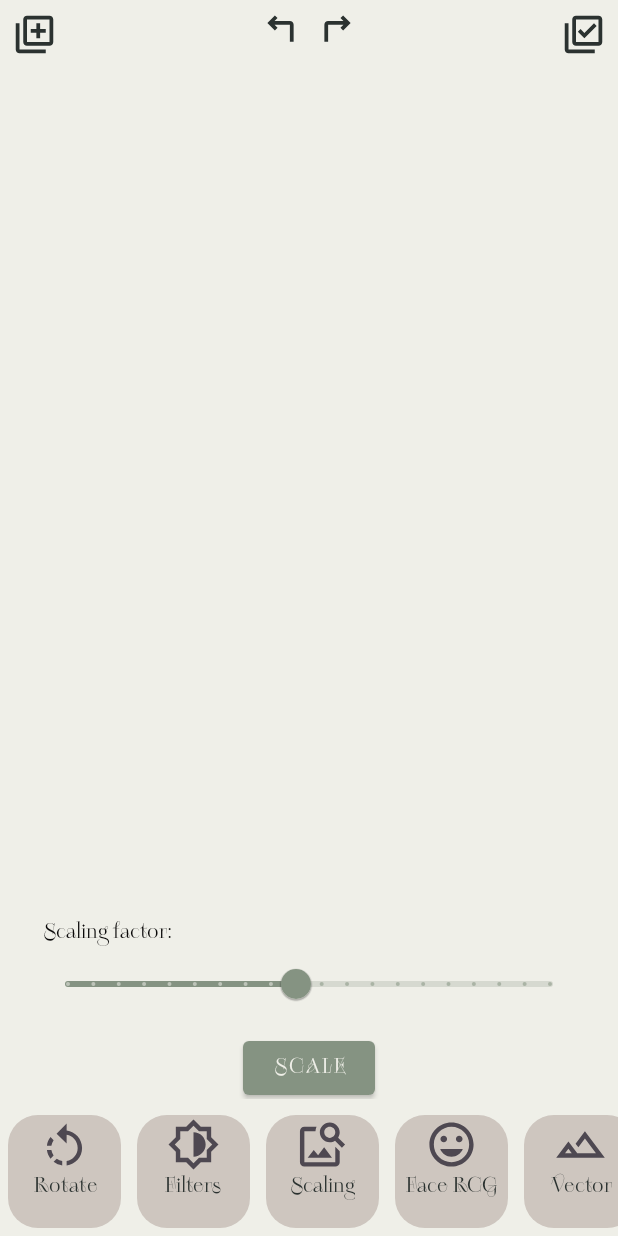
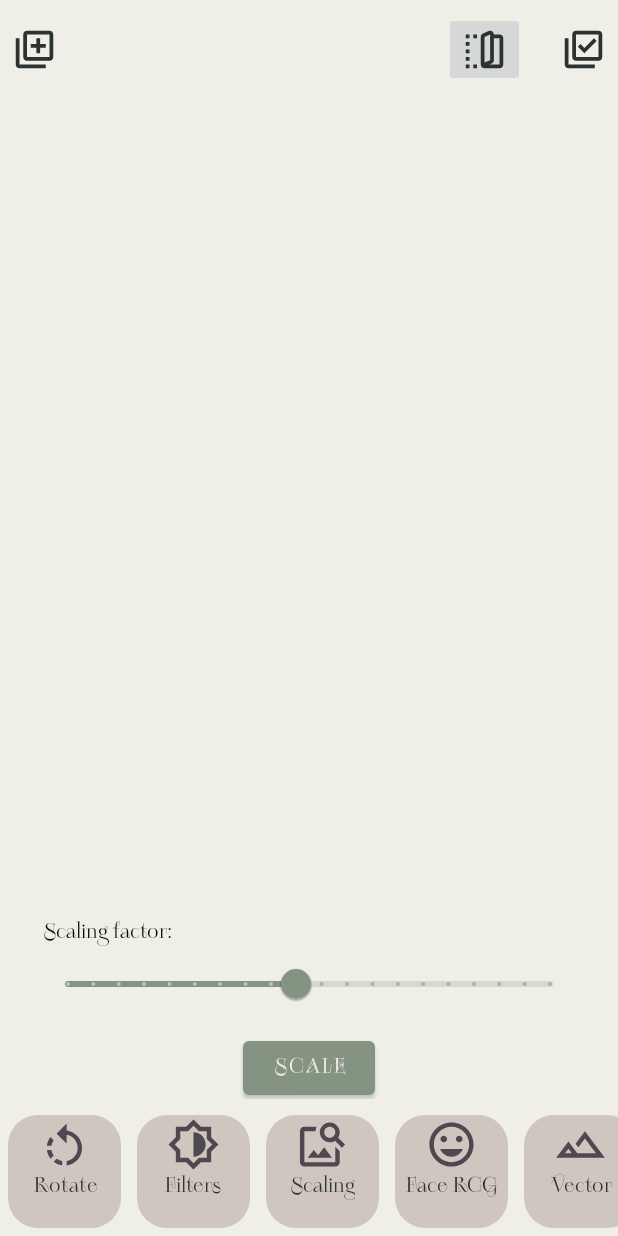
Before and after one commit to sslonixxx/photoEditor, an Android app: the RotationFragment screen opened through its navigation route, after a tap on "Scaling", on a phone screen of 412 x 824 dp. Run offline under Robolectric (Android 15) with nearby library versions, the phone set to English and light mode, and no system bars; libraries missing offline, so code that uses them is left out: com.github.dhaval2404.imagepicker; 1 statement that could not run was skipped.

Commit message:
add compare button

```diff
--- a/app/src/main/java/com/example/photoeditor/MainActivity.kt
+++ b/app/src/main/java/com/example/photoeditor/MainActivity.kt
@@ -4,10 +4,12 @@ import android.Manifest.permission.READ_EXTERNAL_STORAGE
 import android.Manifest.permission.READ_MEDIA_IMAGES
 import android.Manifest.permission.READ_MEDIA_VIDEO
 import android.Manifest.permission.READ_MEDIA_VISUAL_USER_SELECTED
+import android.annotation.SuppressLint
 import android.app.Activity
 import android.content.ContentValues
 import android.graphics.Bitmap
 import android.graphics.Canvas
+import android.graphics.drawable.Drawable
 import android.os.Build
 import android.os.Bundle
 import android.os.Environment
@@ -40,6 +42,7 @@ class MainActivity : AppCompatActivity() {
         setupRecyclerView(navController)
     }
 
+    @SuppressLint("ClickableViewAccessibility")
     override fun onStart() {
         super.onStart()
         val imageView = binding.imageView
@@ -68,11 +71,13 @@ class MainActivity : AppCompatActivity() {
         }
 
         binding.saveButton.setOnClickListener {
-            val bitmap = Bitmap.createBitmap(imageView.width, imageView.height, Bitmap.Config.ARGB_8888)
+            val bitmap =
+                Bitmap.createBitmap(imageView.width, imageView.height, Bitmap.Config.ARGB_8888)
             val canvas = Canvas(bitmap)
             imageView.draw(canvas)
             saveImageToGallery(bitmap)
         }
+
 
     }
 
@@ -121,15 +126,13 @@ class MainActivity : AppCompatActivity() {
                     bitmap.compress(Bitmap.CompressFormat.PNG, 100, outputStream)
                 }
                 Toast.makeText(this, "Image saved to gallery", Toast.LENGTH_SHORT).show()
-                Toast.makeText(this, resolutionText, Toast.LENGTH_SHORT).show() // Добавляем текст с разрешением
+                Toast.makeText(this, resolutionText, Toast.LENGTH_SHORT)
+                    .show() // Добавляем текст с разрешением
             }
         } catch (e: IOException) {
             e.printStackTrace()
         }
     }
-
-
-
 
 
     private fun getPermission() {
--- a/app/src/main/java/com/example/photoeditor/ui/rotation/RotationFragment.kt
+++ b/app/src/main/java/com/example/photoeditor/ui/rotation/RotationFragment.kt
@@ -1,9 +1,12 @@
 package com.example.photoeditor.ui.rotation
 
+import android.annotation.SuppressLint
 import android.graphics.Bitmap
 import android.graphics.drawable.BitmapDrawable
+import android.graphics.drawable.Drawable
 import android.os.Bundle
 import android.view.LayoutInflater
+import android.view.MotionEvent
 import android.view.View
 import android.view.ViewGroup
 import android.widget.ImageView
@@ -17,21 +20,32 @@ import kotlinx.coroutines.withContext
 
 class RotationFragment : Fragment() {
 
-    private var _binding: FragmentRotationBinding? = null
-    private val binding get() = _binding!!
+    private lateinit var binding: FragmentRotationBinding
+    lateinit var imageView: ImageView
 
     override fun onCreateView(
         inflater: LayoutInflater,
         container: ViewGroup?,
         savedInstanceState: Bundle?
     ): View {
+        binding = FragmentRotationBinding.inflate(inflater, container, false)
+        val root: View = binding.root
+        return root
+    }
 
-        _binding = FragmentRotationBinding.inflate(inflater, container, false)
-        val root: View = binding.root
-        val imageView = activity?.findViewById<ImageView>(R.id.imageView)!!
+    @SuppressLint("ClickableViewAccessibility")
+    override fun onViewCreated(view: View, savedInstanceState: Bundle?) {
+        super.onViewCreated(view, savedInstanceState)
+
+        imageView = activity?.findViewById(R.id.imageView)!!
+        val compareButton = activity?.findViewById<ImageView>(R.id.compareButton)!!
+
+        val originalImage = imageView.drawable
+        var currentImage: Drawable? = null
+
         val slider = binding.slider
-        var previousSliderValue = slider.value // Сохраняем изначальное значение слайдера
         val matrix = getPixelsFromImageView(imageView)
+
         slider.addOnChangeListener { _, value, _ ->
             if (matrix != null) {
                 CoroutineScope(Dispatchers.Main).launch {
@@ -61,22 +75,31 @@ class RotationFragment : Fragment() {
                         }
                     }
                     imageView.setImageBitmap(transposedBitmap)
+                    currentImage = imageView.drawable
+
                 }
             }
         }
-        return root
+        compareButton.setOnTouchListener { view, motionEvent ->
+            when (motionEvent.action) {
+                MotionEvent.ACTION_DOWN -> {
+                    imageView.setImageDrawable(originalImage)
+                }
+
+                MotionEvent.ACTION_UP -> {
+                    imageView.setImageDrawable(currentImage)
+                }
+            }
+            true
+        }
     }
 
-
-    fun getPixelsFromImageView(imageView: ImageView): Array<IntArray>? {
+    private fun getPixelsFromImageView(imageView: ImageView): Array<IntArray>? {
         val drawable = imageView.drawable
-        // Проверяем, является ли Drawable экземпляром BitmapDrawable
         if (drawable is BitmapDrawable) {
-            // Получаем битмапу изображения
             val bitmap = drawable.bitmap
             val width = bitmap.width
             val height = bitmap.height
-            // Создаем матрицу для хранения пикселей
             val pixels = Array(height) { IntArray(width) }
             for (y in 0 until height) {
                 for (x in 0 until width) {
@@ -88,11 +111,9 @@ class RotationFragment : Fragment() {
         return null
     }
 
-
-    fun transposePixelsMatrixby270(matrix: Array<IntArray>): Array<IntArray> {
+    private fun transposePixelsMatrixby270(matrix: Array<IntArray>): Array<IntArray> {
         val rows = matrix.size
         val cols = matrix[0].size
-        // Создаем новую матрицу для транспонированных пикселей
         val transposedMatrix = Array(cols) { IntArray(rows) }
         for (i in 0 until rows) {
             for (j in 0 until cols) {
@@ -102,11 +123,9 @@ class RotationFragment : Fragment() {
         return transposedMatrix
     }
 
-
-    fun transposePixelsMatrixby90(matrix: Array<IntArray>): Array<IntArray> {
+    private fun transposePixelsMatrixby90(matrix: Array<IntArray>): Array<IntArray> {
         val rows = matrix.size
         val cols = matrix[0].size
-        // Создаем новую матрицу для транспонированных пикселей
         val transposedMatrix = Array(cols) { IntArray(rows) }
         for (i in 0 until rows) {
             for (j in 0 until cols) {
@@ -128,20 +147,15 @@ class RotationFragment : Fragment() {
         return rotatedMatrix
     }
 
-    fun createBitmapFromMatrix(matrix: Array<IntArray>): Bitmap {
+    private fun createBitmapFromMatrix(matrix: Array<IntArray>): Bitmap {
         val rows = matrix.size
         val cols = matrix[0].size
         val bitmap = Bitmap.createBitmap(cols, rows, Bitmap.Config.ARGB_8888)
         for (i in 0 until rows) {
             for (j in 0 until cols) {
-                bitmap.setPixel(j, i, matrix[i][j]) // Пиксели не отражаются
+                bitmap.setPixel(j, i, matrix[i][j])
             }
         }
         return bitmap
     }
-
-    override fun onDestroyView() {
-        super.onDestroyView()
-        _binding = null
-    }
 }
--- a/app/src/main/java/com/example/photoeditor/ui/scaling/ScalingFragment.kt
+++ b/app/src/main/java/com/example/photoeditor/ui/scaling/ScalingFragment.kt
@@ -1,9 +1,12 @@
 package com.example.photoeditor.ui.scaling
 
+import android.annotation.SuppressLint
 import android.graphics.Bitmap
 import android.graphics.Color
+import android.graphics.drawable.Drawable
 import android.os.Bundle
 import android.view.LayoutInflater
+import android.view.MotionEvent
 import android.view.View
 import android.view.View.MeasureSpec
 import android.view.ViewGroup
@@ -15,18 +18,28 @@ import com.example.photoeditor.databinding.FragmentScalingBinding
 @Suppress("DEPRECATION")
 class ScalingFragment : Fragment() {
 
-    private var _binding: FragmentScalingBinding? = null
-    private val binding get() = _binding!!
+    private lateinit var binding: FragmentScalingBinding
     lateinit var imageView: ImageView
     override fun onCreateView(
         inflater: LayoutInflater,
         container: ViewGroup?,
         savedInstanceState: Bundle?
     ): View {
+        binding = FragmentScalingBinding.inflate(inflater, container, false)
+        val root: View = binding.root
+        return root
+    }
 
-        _binding = FragmentScalingBinding.inflate(inflater, container, false)
-        val root: View = binding.root
+    @SuppressLint("ClickableViewAccessibility")
+    override fun onViewCreated(view: View, savedInstanceState: Bundle?) {
+        super.onViewCreated(view, savedInstanceState)
+
         imageView = activity?.findViewById(R.id.imageView)!!
+        val compareButton = activity?.findViewById<ImageView>(R.id.compareButton)!!
+
+        val originalImage = imageView.drawable
+        var currentImage: Drawable? = null
+
         val slider = binding.slider
         val button = binding.scalingButton
         imageView.setDrawingCacheEnabled(true)
@@ -55,40 +68,41 @@ class ScalingFragment : Fragment() {
                 savedImage = newImage;
                 imageView.setImageBitmap(savedImage)
             }
+            currentImage = imageView.drawable
 
         }
-        return root
+        compareButton.setOnTouchListener { view, motionEvent ->
+            when (motionEvent.action) {
+                MotionEvent.ACTION_DOWN -> {
+                    imageView.setImageDrawable(originalImage)
+                }
+
+                MotionEvent.ACTION_UP -> {
+                    imageView.setImageDrawable(currentImage)
+
+                }
+            }
+            true
+        }
     }
 
-    fun bilinearInterpolation(bitmap: Bitmap, k: Float): Bitmap {
+
+    private fun bilinearInterpolation(bitmap: Bitmap, k: Float): Bitmap {
         val width = bitmap.width
         val height = bitmap.height
         val newWidth = (width * k).toInt()
         val newHeight = (height * k).toInt()
-        val resultBitmap = Bitmap.createBitmap(
-            newWidth,
-            newHeight,
-            Bitmap.Config.ARGB_8888
-        ) // новый Bitmap, куда мы будем записывать результаты интерполяции
+        val resultBitmap = Bitmap.createBitmap(newWidth, newHeight, Bitmap.Config.ARGB_8888) // новый Bitmap, куда мы будем записывать результаты интерполяции
 
         val pixels = IntArray(width * height)
-        bitmap.getPixels(
-            pixels,
-            0,
-            width,
-            0,
-            0,
-            width,
-            height
-        ) //массив, содержащий пиксели исходного изображения
+        bitmap.getPixels(pixels, 0, width, 0, 0, width, height) //массив, содержащий пиксели исходного изображения
 
         for (y in 0 until newHeight) { //Внешний цикл проходит по каждой строке пикселей в новом изображении
             val srcY = y / k
             val yFloor = srcY.toInt() //левый пиксель в квадрате 2x2
             val yCeil = (srcY + 1).toInt()
                 .coerceAtMost(height - 1) // координаты соседних пикселей, которые составляют квадрат 2x2
-            val yWeight =
-                srcY - yFloor //дробные части координат, которые будут использоваться в весовых коэффициентах для интерполяции
+            val yWeight = srcY - yFloor //дробные части координат, которые будут использоваться в весовых коэффициентах для интерполяции
 
             for (x in 0 until newWidth) { //Внутренний цикл проходит по каждому столбцу пикселей в новом изображении
                 val srcX = x / k
@@ -119,18 +133,13 @@ class ScalingFragment : Fragment() {
                         Color.red(p3) * (1 - xWeight) * yWeight +
                         Color.red(p4) * xWeight * yWeight).toInt()
 
-                resultBitmap.setPixel(
-                    x,
-                    y,
-                    Color.rgb(red, green, blue)
-                ) //Установка нового цвета пикселя
+                resultBitmap.setPixel(x, y, Color.rgb(red, green, blue)) //Установка нового цвета пикселя
             }
         }
-
         return resultBitmap
     }
 
-    fun generateMipmaps(bitmap: Bitmap): List<Bitmap> {
+    private fun generateMipmaps(bitmap: Bitmap): List<Bitmap> {
         val mipmaps = mutableListOf<Bitmap>() // список для хранения всех уровней mipmaps
         var currentBitmap = bitmap // текущее изображение, начиная с исходного
 
@@ -146,7 +155,7 @@ class ScalingFragment : Fragment() {
         return mipmaps
     }
 
-    fun trilinearInterpolation(bitmap: Bitmap, k: Float): Bitmap {
+    private fun trilinearInterpolation(bitmap: Bitmap, k: Float): Bitmap {
         // Генерация mipmap
         val mipmaps = generateMipmaps(bitmap)
 
@@ -180,20 +189,14 @@ class ScalingFragment : Fragment() {
 
                 // Интерполяция цветовых каналов
                 val red = (Color.red(color1) * (1 - alpha) + Color.red(color2) * alpha).toInt()
-                val green =
-                    (Color.green(color1) * (1 - alpha) + Color.green(color2) * alpha).toInt()
+                val green = (Color.green(color1) * (1 - alpha) + Color.green(color2) * alpha).toInt()
                 val blue = (Color.blue(color1) * (1 - alpha) + Color.blue(color2) * alpha).toInt()
 
                 // Установка нового цвета пикселя
                 resultBitmap.setPixel(x, y, Color.rgb(red, green, blue))
             }
         }
-
         return resultBitmap
     }
 
-    override fun onDestroyView() {
-        super.onDestroyView()
-        _binding = null
-    }
 }
--- /dev/null
+++ b/app/src/main/res/drawable/devices_fold.xml
@@ -0,0 +1,19 @@
+<vector xmlns:android="http://schemas.android.com/apk/res/android" android:height="30dp" android:viewportHeight="24" android:viewportWidth="24" android:width="30dp">
+
+    <path android:fillColor="@color/woodsmoke" android:pathData="M20,4.001H17C17,2.561 15.53,1.601 14.21,2.161L11.21,3.451C10.48,3.761 10,4.491 10,5.291V20.001C10,21.101 10.9,22.001 12,22.001H20C21.1,22.001 22,21.101 22,20.001V6.001C22,4.901 21.1,4.001 20,4.001ZM15,17.681L12,18.971V5.291L15,4.001V17.681ZM20,20.001H14.67L15.79,19.521C16.52,19.201 17,18.481 17,17.681V6.001H20V20.001Z"/>
+
+    <path android:fillColor="@color/woodsmoke" android:pathData="M4,4.001H2V6.001H4V4.001Z"/>
+
+    <path android:fillColor="@color/woodsmoke" android:pathData="M4,20.001H2V22.001H4V20.001Z"/>
+
+    <path android:fillColor="@color/woodsmoke" android:pathData="M4,16.001H2V18.001H4V16.001Z"/>
+
+    <path android:fillColor="@color/woodsmoke" android:pathData="M4,12.001H2V14.001H4V12.001Z"/>
+
+    <path android:fillColor="@color/woodsmoke" android:pathData="M4,8.001H2V10.001H4V8.001Z"/>
+
+    <path android:fillColor="@color/woodsmoke" android:pathData="M8,4.001H6V6.001H8V4.001Z"/>
+
+    <path android:fillColor="@color/woodsmoke" android:pathData="M8,20.001H6V22.001H8V20.001Z"/>
+
+</vector>
--- a/app/src/main/res/layout/activity_main.xml
+++ b/app/src/main/res/layout/activity_main.xml
@@ -31,33 +31,6 @@
             app:layout_constraintTop_toTopOf="parent"
             tools:ignore="DuplicateClickableBoundsCheck" />
 
-        <LinearLayout
-            android:layout_width="wrap_content"
-            android:layout_height="wrap_content"
-            app:layout_constraintEnd_toStartOf="@+id/saveButton"
-            app:layout_constraintStart_toEndOf="@+id/importButton">
-
-            <ImageButton
-                android:id="@+id/turnLeftButton"
-                android:layout_width="wrap_content"
-                android:layout_height="wrap_content"
-                android:layout_margin="4dp"
-                android:layout_marginTop="8dp"
-                android:background="@color/star_white"
-                android:contentDescription="@string/turn_left"
-                android:src="@drawable/btn_turn_left" />
-
-            <ImageButton
-                android:id="@+id/turnRightButton"
-                android:layout_width="wrap_content"
-                android:layout_height="wrap_content"
-                android:layout_margin="4dp"
-                android:layout_marginTop="8dp"
-                android:background="@color/star_white"
-                android:contentDescription="@string/turn_right"
-                android:src="@drawable/btn_turn_right" />
-        </LinearLayout>
-
 
         <ImageButton
             android:id="@+id/saveButton"
@@ -71,6 +44,17 @@
             app:layout_constraintBottom_toBottomOf="parent"
             app:layout_constraintEnd_toEndOf="parent"
             app:layout_constraintTop_toTopOf="parent" />
+
+        <ImageButton
+            android:id="@+id/compareButton"
+            android:layout_width="wrap_content"
+            android:layout_height="wrap_content"
+            android:layout_marginTop="8dp"
+            android:layout_marginEnd="24dp"
+            app:layout_constraintBottom_toBottomOf="parent"
+            app:layout_constraintEnd_toStartOf="@+id/saveButton"
+            app:layout_constraintTop_toTopOf="parent"
+            app:srcCompat="@drawable/devices_fold" />
 
     </androidx.constraintlayout.widget.ConstraintLayout>
 
```
Also changed, not shown: app/src/main/res/drawable/flip.xml (added, +9 -0 lines).
